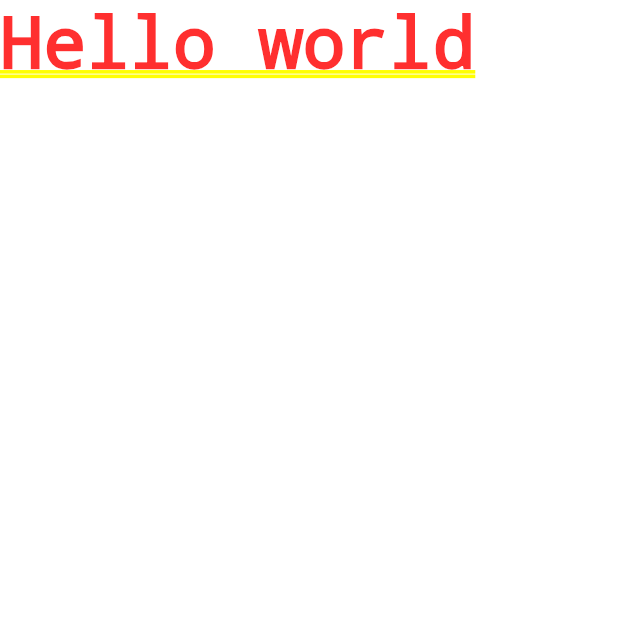
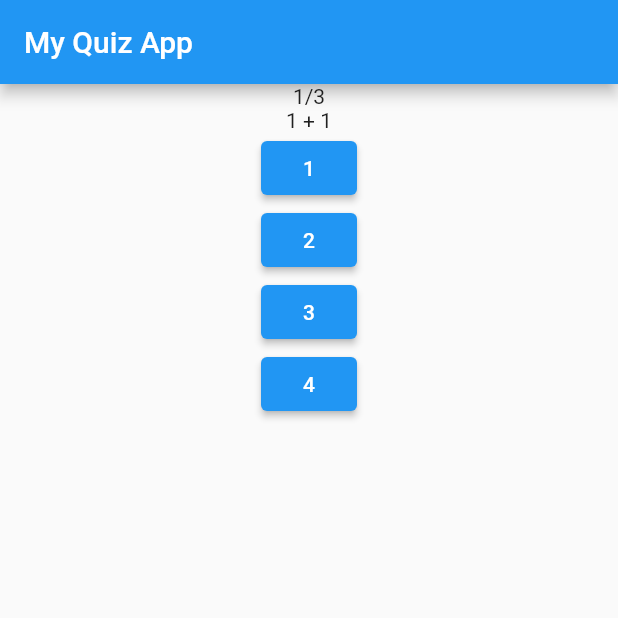
Before and after one commit to andukdahacker/learn_flutter, a Flutter app: the screen it shows after launch, on a phone screen of 412 x 824 dp, the top half of it. Run offline on Flutter 3.47's test engine with Material 2 defaults, Android fonts, the phone set to English and light mode, and no system bars.

Commit message:
finish quiz app

```diff
--- /dev/null
+++ b/lib/answers.dart
@@ -0,0 +1,26 @@
+import 'package:flutter/material.dart';
+import 'package:flutter/src/widgets/container.dart';
+import 'package:flutter/src/widgets/framework.dart';
+
+class Answers extends StatelessWidget {
+  final List<int> answers;
+  final Function pickAnswer;
+  const Answers({super.key, required this.answers, required this.pickAnswer});
+
+  @override
+  Widget build(BuildContext context) {
+    return Container(
+        child: Center(
+      child: Column(
+        children: [
+          ...answers.map(
+            (e) {
+              return ElevatedButton(
+                  onPressed: () => pickAnswer(e), child: Text("$e"));
+            },
+          )
+        ],
+      ),
+    ));
+  }
+}
--- a/lib/main.dart
+++ b/lib/main.dart
@@ -1,14 +1,87 @@
 import "package:flutter/material.dart";
+import 'package:learn_flutter/answers.dart';
+import 'package:learn_flutter/question.dart';
+import 'package:learn_flutter/questionCounter.dart';
+import 'package:learn_flutter/result.dart';
 
 void main() {
-  runApp(const MyQuizApp());
+  runApp(MyQuizApp());
 }
 
-class MyQuizApp extends StatelessWidget {
-  const MyQuizApp({super.key});
+class MyQuizApp extends StatefulWidget {
+  @override
+  State<StatefulWidget> createState() {
+    return MyQuizAppState();
+  }
+}
+
+class MyQuizAppState extends State<MyQuizApp> {
+  var questions = [
+    {
+      "question": "1 + 1",
+      "answers": [1, 2, 3, 4],
+      "correctAnswer": 2
+    },
+    {
+      "question": "2 + 2",
+      "answers": [2, 3, 4, 5],
+      "correctAnswer": 4
+    },
+    {
+      "question": "3 + 3",
+      "answers": [3, 4, 5, 6],
+      "correctAnswer": 6
+    },
+  ];
+
+  int _questionsIndex = 0;
+  int yourScore = 0;
+  bool endOfQuiz = false;
+
+  void answerQuestion(int pickedAnswer) {
+    int currentCorrectAnswer =
+        questions[_questionsIndex]["correctAnswer"] as int;
+    setState(() {
+      if (pickedAnswer == currentCorrectAnswer) {
+        yourScore++;
+      }
+      if (_questionsIndex < questions.length - 1) {
+        _questionsIndex++;
+      } else {
+        endOfQuiz = true;
+      }
+    });
+  }
+
+  void resetQuiz() {
+    setState(() {
+      _questionsIndex = 0;
+      yourScore = 0;
+      endOfQuiz = false;
+    });
+  }
 
   @override
   Widget build(BuildContext context) {
-    return const MaterialApp(home: Text('Hello world'));
+    return MaterialApp(
+      home: Scaffold(
+        appBar: AppBar(title: Text('My Quiz App')),
+        body: endOfQuiz
+            ? Result(
+                totalScore: questions.length,
+                yourScore: yourScore,
+                resetQuiz: resetQuiz,
+              )
+            : Column(children: [
+                QuestionCounter(
+                    total: questions.length, currentIndex: _questionsIndex + 1),
+                Question(questions[_questionsIndex]["question"] as String),
+                Answers(
+                  answers: questions[_questionsIndex]["answers"] as List<int>,
+                  pickAnswer: answerQuestion,
+                )
+              ]),
+      ),
+    );
   }
 }
--- /dev/null
+++ b/lib/question.dart
@@ -0,0 +1,12 @@
+import 'package:flutter/material.dart';
+
+class Question extends StatelessWidget {
+  final String question;
+
+  Question(this.question);
+
+  @override
+  Widget build(BuildContext context) {
+    return Text(question);
+  }
+}
--- /dev/null
+++ b/lib/questionCounter.dart
@@ -0,0 +1,16 @@
+import 'package:flutter/material.dart';
+import 'package:flutter/src/widgets/container.dart';
+import 'package:flutter/src/widgets/framework.dart';
+
+class QuestionCounter extends StatelessWidget {
+  int total;
+  int currentIndex;
+  QuestionCounter({super.key, required this.total, required this.currentIndex});
+
+  @override
+  Widget build(BuildContext context) {
+    return Container(
+      child: Text("$currentIndex/$total"),
+    );
+  }
+}
```
Also changed, not shown: lib/result.dart (added, +27 -0 lines), 1 other file.
